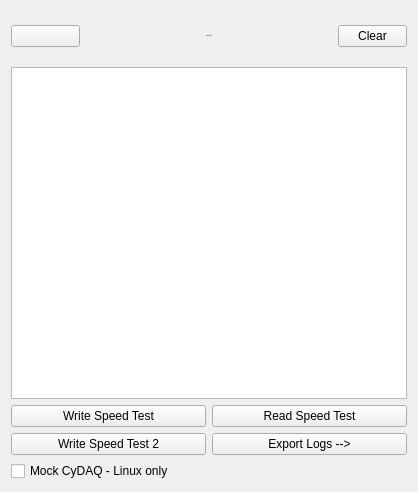
Before: the Qt Designer form gui/qtdesigner/DebugWidget.ui in wyattduber/CyDAQ, drawn with Qt 5.
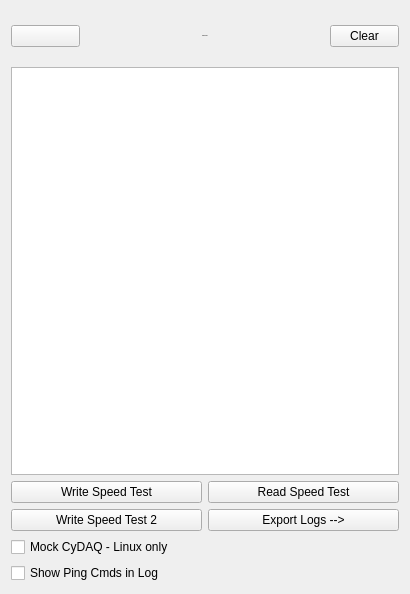
After: the same form once the commit is applied. Icons and pictures are not drawn.

Patch:
```diff
--- a/gui/qtdesigner/DebugWidget.ui
+++ b/gui/qtdesigner/DebugWidget.ui
@@ -6,8 +6,8 @@
    <rect>
     <x>0</x>
     <y>0</y>
-    <width>418</width>
-    <height>492</height>
+    <width>410</width>
+    <height>594</height>
    </rect>
   </property>
   <property name="windowTitle">
@@ -162,6 +162,13 @@
      </property>
     </widget>
    </item>
+   <item>
+    <widget class="QCheckBox" name="ping_msg_checkBox">
+     <property name="text">
+      <string>Show Ping Cmds in Log</string>
+     </property>
+    </widget>
+   </item>
   </layout>
  </widget>
  <resources>
```
Left out of the diff: 14 changed lines with no effect on the pictures.
